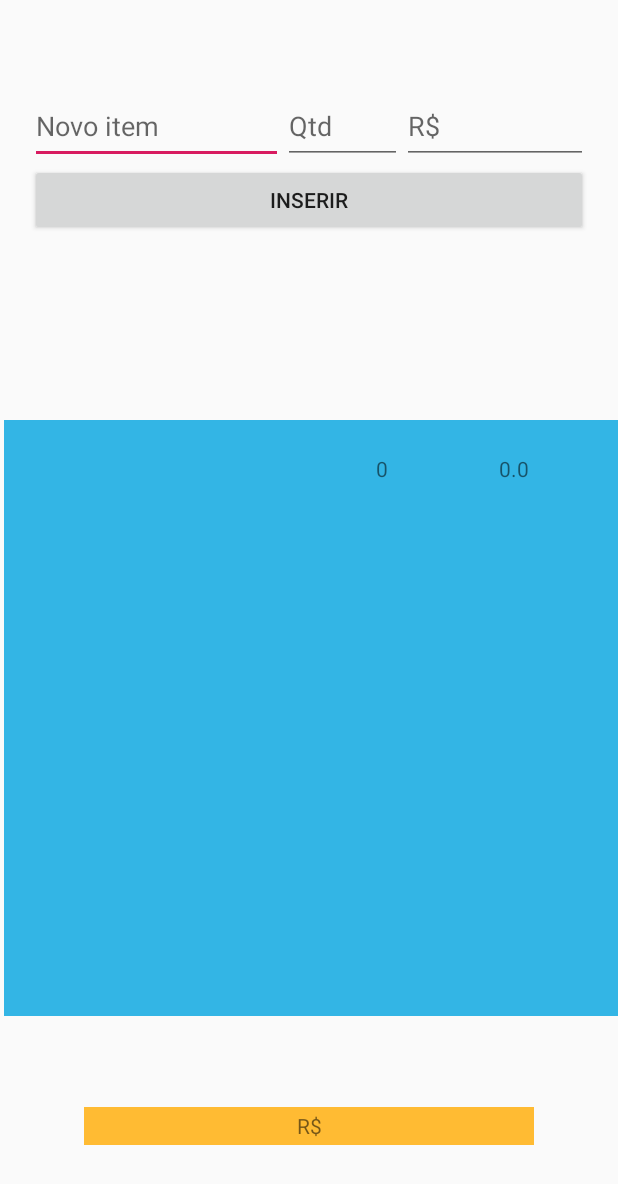
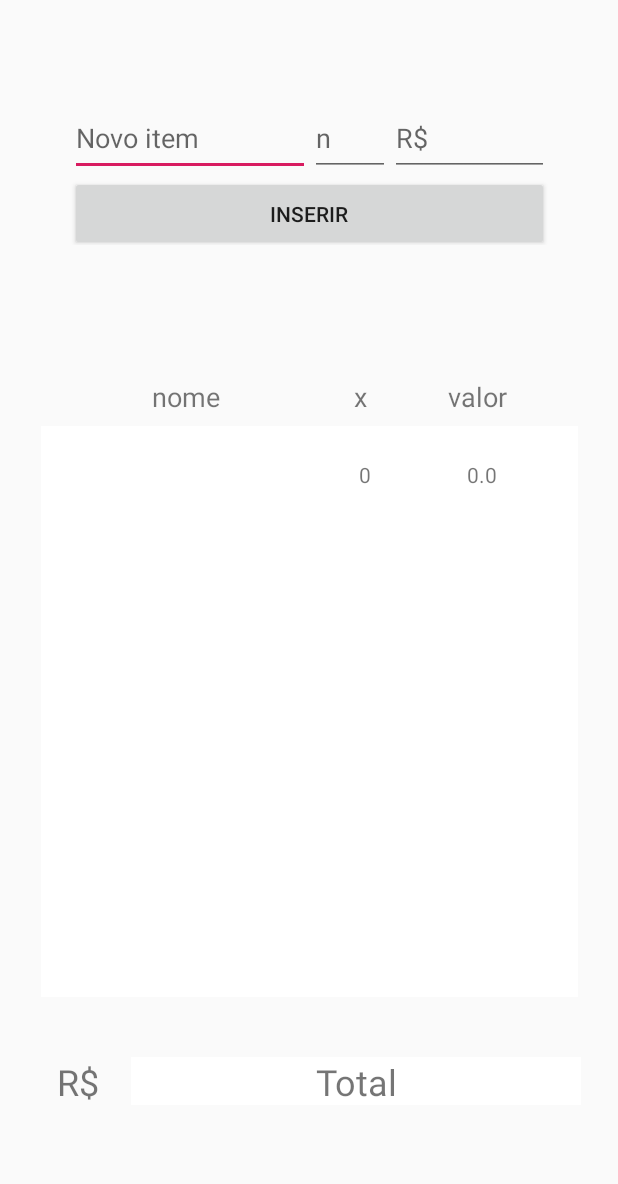
Before and after one commit to andreassef/meusupermercado, an Android app: the screen it shows after launch (MainActivity), after a tap on "INSERIR", on a phone screen of 412 x 824 dp. Shown: the top 1184 px of the screen. Run offline under Robolectric (Android 15) with nearby library versions, the phone set to English and light mode, and no system bars; 2 statements that could not run were skipped.

Commit message:
Resolucao do bug de atualizacao de item e implementacao de delecao

```diff
--- a/app/src/main/java/com/example/meusupermercado/activities/ActivityEditItem.java
+++ b/app/src/main/java/com/example/meusupermercado/activities/ActivityEditItem.java
@@ -3,6 +3,7 @@ package com.example.meusupermercado.activities;
 import androidx.appcompat.app.AppCompatActivity;
 
 import android.os.Bundle;
+import android.util.Log;
 import android.view.View;
 import android.widget.Button;
 import android.widget.EditText;
@@ -30,11 +31,12 @@ public class ActivityEditItem extends AppCompatActivity {
         btSalvar = findViewById(R.id.btSalvar);
 
         //recuperar dados de outra atividade
-        compras = (Compras) getIntent().getSerializableExtra("item");
+        compras = (Compras) getIntent().getSerializableExtra("itemEdit");
         if(compras != null){
             editItem.setText(compras.getItem());
             editQuantidade.setText(String.valueOf(compras.getQuantidade()));
             editValor.setText(String.valueOf(compras.getValor()));
+            Log.i("Espia so", "O id do item é: " + compras.getId());
         }
 
         btSalvar.setOnClickListener(new View.OnClickListener() {
--- a/app/src/main/java/com/example/meusupermercado/activities/MainActivity.java
+++ b/app/src/main/java/com/example/meusupermercado/activities/MainActivity.java
@@ -1,5 +1,6 @@
 package com.example.meusupermercado.activities;
 
+import android.content.DialogInterface;
 import android.content.Intent;
 import android.os.Bundle;
 
@@ -9,6 +10,7 @@ import com.example.meusupermercado.helper.ComprasDAO;
 import com.example.meusupermercado.helper.RecyclerItemClickListener;
 import com.example.meusupermercado.model.Compras;
 
+import androidx.appcompat.app.AlertDialog;
 import androidx.appcompat.app.AppCompatActivity;
 import androidx.recyclerview.widget.LinearLayoutManager;
 import androidx.recyclerview.widget.RecyclerView;
@@ -19,6 +21,7 @@ import android.widget.Button;
 import android.widget.EditText;
 import android.widget.TextView;
 import android.widget.Toast;
+import android.widget.Toolbar;
 
 import java.util.ArrayList;
 import java.util.List;
@@ -30,7 +33,7 @@ public class MainActivity extends AppCompatActivity {
     private RecyclerView recyclerView;
     private ListaComprasAdapter listaAdapter;
     private TextView textTotal;
-
+    private ComprasDAO comprasDAO;
 
     private EditText editItem, editQuantidade, editValor;
 
@@ -50,12 +53,16 @@ public class MainActivity extends AppCompatActivity {
         botaoInserir.setOnClickListener(new View.OnClickListener() {
             @Override
             public void onClick(View v) {
-                ComprasDAO comprasDAO = new ComprasDAO(getApplicationContext());
                 //conteudo
                 String item = editItem.getText().toString();
                 int quantidade = Integer.parseInt(editQuantidade.getText().toString());
                 double valor = Double.parseDouble(editValor.getText().toString());
 
+                comprasDAO = new ComprasDAO(getApplicationContext());
+
+                if(item == "" || String.valueOf(quantidade) == "" || String.valueOf(valor) == ""){
+                    Toast.makeText(getApplicationContext(),"Preencha os campos!", Toast.LENGTH_SHORT).show();
+                }
                 //validando campos
                 if(!(item.isEmpty() && String.valueOf(quantidade).isEmpty() && String.valueOf(valor).isEmpty())){
                     compras = new Compras();
@@ -65,11 +72,11 @@ public class MainActivity extends AppCompatActivity {
                     if(comprasDAO.salvar(compras)){
                         Toast.makeText(getApplicationContext(),"Sucesso ao salvar item!", Toast.LENGTH_SHORT).show();
                     }
-                    else {
-                        Toast.makeText(getApplicationContext(),"Erro ao salvar item!", Toast.LENGTH_SHORT).show();
-                    }
                 }
-                onResume();
+                onStart();
+                editItem.setText("");
+                editQuantidade.setText("");
+                editValor.setText("");
             }
         });
 
@@ -80,30 +87,45 @@ public class MainActivity extends AppCompatActivity {
                     public void onItemClick(View view, int position) {
                         Compras compraSelecionada = comprasList.get(position);
                         Intent intent = new Intent(MainActivity.this, ActivityEditItem.class);
-                        intent.putExtra("item", compraSelecionada);
+                        intent.putExtra("itemEdit", compraSelecionada);
                         startActivity(intent);
-
                     }
 
                     @Override
                     public void onLongItemClick(View view, int position) {
+                        //recuper item para deletar
+                        compras = comprasList.get(position);
+                        AlertDialog.Builder dialog = new AlertDialog.Builder(MainActivity.this);
+                        //configura título e mensagem
+                        dialog.setTitle("Confirmar exclusão");
+                        dialog.setMessage("Tem certeza que deseja excluir este item?");
 
+                        dialog.setPositiveButton("Sim", new DialogInterface.OnClickListener() {
+                            @Override
+                            public void onClick(DialogInterface dialog, int which) {
+                                comprasDAO = new ComprasDAO(getApplicationContext());
+                                if(comprasDAO.deletar(compras)){
+                                    carregarList();
+                                    Toast.makeText(getApplicationContext(),"Sucesso ao excluir item!", Toast.LENGTH_SHORT).show();
+                                }else{
+                                    Toast.makeText(getApplicationContext(),"Erro ao excluir item!", Toast.LENGTH_SHORT).show();
+                                }
+                            }
+                        });
+                        dialog.setNegativeButton("Não", null);
+
+                        dialog.create();
+                        dialog.show();
                     }
 
                     @Override
                     public void onItemClick(AdapterView<?> adapterView, View view, int i, long l) {
-
                     }
                 }));
     }
-    @Override
-    protected void onResume() {
-        super.onResume();
-        carregarList();
-    }
 
-    private void carregarList(){
-        ComprasDAO comprasDAO = new ComprasDAO(getApplicationContext());
+    public void carregarList(){
+        comprasDAO = new ComprasDAO(getApplicationContext());
         //listar produtos
         comprasList = comprasDAO.listar();
         // RecyclerView
@@ -113,4 +135,10 @@ public class MainActivity extends AppCompatActivity {
         recyclerView.setHasFixedSize(true);
         recyclerView.setAdapter(listaAdapter);
     }
+
+    @Override
+    protected void onStart() {
+        carregarList();
+        super.onStart();
+    }
 }
--- a/app/src/main/java/com/example/meusupermercado/helper/ComprasDAO.java
+++ b/app/src/main/java/com/example/meusupermercado/helper/ComprasDAO.java
@@ -57,7 +57,15 @@ public class ComprasDAO implements ICompras {
 
     @Override
     public boolean deletar(Compras compras) {
-        return false;
+        try {
+            String[] args = {compras.getId().toString()};
+            escreve.delete(DbHelper.NOME_TABELA, "id=?", args);
+            Log.i("INFO", "Item removida com sucesso!");
+        }catch (Exception e){
+            Log.i("INFO", "Erro ao remover item: " + e.getMessage());
+            return false;
+        }
+        return true;
     }
 
     @Override
--- a/app/src/main/java/com/example/meusupermercado/model/Compras.java
+++ b/app/src/main/java/com/example/meusupermercado/model/Compras.java
@@ -12,7 +12,7 @@ public class Compras implements Serializable {
         return id;
     }
 
-    public void setId(Long tipo) {
+    public void setId(Long id) {
         this.id = id;
     }
 
--- a/app/src/main/res/layout/activity_adicionar_nova_lista.xml
+++ b/app/src/main/res/layout/activity_adicionar_nova_lista.xml
@@ -7,19 +7,17 @@
     android:layout_height="match_parent"
     tools:context=".activities.MainActivity">
 
+
     <LinearLayout
         android:id="@+id/linearLayout3"
-        android:layout_width="match_parent"
-        android:layout_height="138dp"
-        android:layout_marginTop="4dp"
+        android:layout_width="359dp"
+        android:layout_height="136dp"
         android:orientation="vertical"
         android:padding="20dp"
-        app:layout_constraintBottom_toTopOf="@+id/recyclerViewItens"
-        app:layout_constraintEnd_toEndOf="parent"
-        app:layout_constraintHorizontal_bias="0.0"
-        app:layout_constraintStart_toStartOf="parent"
-        app:layout_constraintTop_toTopOf="parent"
-        app:layout_constraintVertical_bias="0.255">
+        app:layout_constraintBottom_toTopOf="@+id/guideline6"
+        app:layout_constraintEnd_toStartOf="@+id/guideline3"
+        app:layout_constraintStart_toStartOf="@+id/guideline"
+        app:layout_constraintTop_toTopOf="parent">
 
         <LinearLayout
             android:id="@+id/linearLayout2"
@@ -42,7 +40,7 @@
                 android:layout_height="50dp"
                 android:layout_weight="3"
                 android:ems="10"
-                android:hint="Qtd"
+                android:hint="n"
                 android:inputType="number" />
 
             <EditText
@@ -59,44 +57,129 @@
         <Button
             android:id="@+id/botaoInserir"
             android:layout_width="match_parent"
-            android:layout_height="wrap_content"
+            android:layout_height="50dp"
             android:text="Inserir" />
     </LinearLayout>
 
     <androidx.recyclerview.widget.RecyclerView
         android:id="@+id/recyclerViewItens"
-        android:layout_width="409dp"
-        android:layout_height="397dp"
-        android:layout_marginStart="16dp"
-        android:layout_marginLeft="16dp"
-        android:layout_marginTop="150dp"
-        android:layout_marginEnd="16dp"
-        android:layout_marginRight="16dp"
-        android:layout_marginBottom="39dp"
-        android:background="@android:color/holo_blue_light"
-        app:layout_constraintBottom_toBottomOf="parent"
-        app:layout_constraintEnd_toEndOf="parent"
-        app:layout_constraintHorizontal_bias="0.466"
-        app:layout_constraintStart_toStartOf="parent"
-        app:layout_constraintTop_toTopOf="parent"
-        app:layout_constraintVertical_bias="0.547" />
+        android:layout_width="358dp"
+        android:layout_height="0dp"
+        android:layout_marginTop="8dp"
+        android:layout_marginBottom="12dp"
+        android:background="@android:color/white"
+        app:layout_constraintBottom_toTopOf="@+id/guideline4"
+        app:layout_constraintEnd_toStartOf="@+id/guideline3"
+        app:layout_constraintStart_toStartOf="@+id/guideline"
+        app:layout_constraintTop_toBottomOf="@+id/textView2"
+        app:layout_constraintVertical_bias="1.0" />
 
     <TextView
         android:id="@+id/textTotal"
         android:layout_width="300dp"
-        android:layout_height="25dp"
-        android:layout_marginStart="16dp"
-        android:layout_marginLeft="16dp"
-        android:layout_marginTop="16dp"
-        android:layout_marginEnd="16dp"
-        android:layout_marginRight="16dp"
-        android:layout_marginBottom="16dp"
-        android:background="@android:color/holo_orange_light"
+        android:layout_height="32dp"
+        android:layout_marginTop="28dp"
+        android:layout_marginEnd="4dp"
+        android:layout_marginRight="4dp"
+        android:background="@android:color/white"
+        android:gravity="center"
+        android:text="Total"
+        android:textSize="24sp"
+        app:layout_constraintEnd_toStartOf="@+id/guideline3"
+        app:layout_constraintTop_toTopOf="@+id/guideline4" />
+
+    <TextView
+        android:id="@+id/textView"
+        android:layout_width="130dp"
+        android:layout_height="wrap_content"
+        android:gravity="center"
+        android:text="nome"
+        android:textSize="18sp"
+        app:layout_constraintBottom_toTopOf="@+id/guideline5"
+        app:layout_constraintEnd_toStartOf="@+id/textView2"
+        app:layout_constraintHorizontal_bias="0.595"
+        app:layout_constraintStart_toStartOf="@+id/guideline"
+        app:layout_constraintTop_toTopOf="@+id/guideline6"
+        app:layout_constraintVertical_bias="0.433" />
+
+    <TextView
+        android:id="@+id/textView2"
+        android:layout_width="50dp"
+        android:layout_height="24dp"
+        android:layout_marginEnd="28dp"
+        android:layout_marginRight="28dp"
+        android:gravity="center"
+        android:text="x"
+        android:textSize="18sp"
+        app:layout_constraintBaseline_toBaselineOf="@+id/textView"
+        app:layout_constraintEnd_toStartOf="@+id/textView4" />
+
+    <TextView
+        android:id="@+id/textView4"
+        android:layout_width="50dp"
+        android:layout_height="wrap_content"
+        android:layout_marginEnd="48dp"
+        android:layout_marginRight="48dp"
+        android:gravity="center"
+        android:text="valor"
+        android:textSize="18sp"
+        app:layout_constraintBottom_toTopOf="@+id/guideline5"
+        app:layout_constraintEnd_toStartOf="@+id/guideline3"
+        app:layout_constraintTop_toTopOf="@+id/guideline6"
+        app:layout_constraintVertical_bias="0.433" />
+
+    <TextView
+        android:id="@+id/textView5"
+        android:layout_width="50dp"
+        android:layout_height="wrap_content"
         android:gravity="center"
         android:text="R$"
-        app:layout_constraintBottom_toBottomOf="parent"
-        app:layout_constraintEnd_toEndOf="parent"
-        app:layout_constraintStart_toStartOf="parent"
-        app:layout_constraintTop_toBottomOf="@+id/recyclerViewItens" />
+        android:textSize="24sp"
+        app:layout_constraintBaseline_toBaselineOf="@+id/textTotal"
+        app:layout_constraintEnd_toStartOf="@+id/textTotal"
+        app:layout_constraintHorizontal_bias="0.4"
+        app:layout_constraintStart_toStartOf="@+id/guideline" />
+
+    <androidx.constraintlayout.widget.Guideline
+        android:id="@+id/guideline"
+        android:layout_width="wrap_content"
+        android:layout_height="wrap_content"
+        android:orientation="vertical"
+        app:layout_constraintGuide_percent="0.05" />
+
+    <androidx.constraintlayout.widget.Guideline
+        android:id="@+id/guideline2"
+        android:layout_width="wrap_content"
+        android:layout_height="wrap_content"
+        android:orientation="vertical"
+        app:layout_constraintGuide_percent="0.5" />
+
+    <androidx.constraintlayout.widget.Guideline
+        android:id="@+id/guideline3"
+        android:layout_width="wrap_content"
+        android:layout_height="wrap_content"
+        android:orientation="vertical"
+        app:layout_constraintGuide_percent="0.95" />
+
+    <androidx.constraintlayout.widget.Guideline
+        android:id="@+id/guideline4"
+        android:layout_width="wrap_content"
+        android:layout_height="wrap_content"
+        android:orientation="horizontal"
+        app:layout_constraintGuide_percent="0.8208955" />
+
+    <androidx.constraintlayout.widget.Guideline
+        android:id="@+id/guideline5"
+        android:layout_width="wrap_content"
+        android:layout_height="wrap_content"
+        android:orientation="horizontal"
+        app:layout_constraintGuide_percent="0.37" />
+
+    <androidx.constraintlayout.widget.Guideline
+        android:id="@+id/guideline6"
+        android:layout_width="wrap_content"
+        android:layout_height="wrap_content"
+        android:orientation="horizontal"
+        app:layout_constraintGuide_percent="0.28" />
 
 </androidx.constraintlayout.widget.ConstraintLayout>
```
